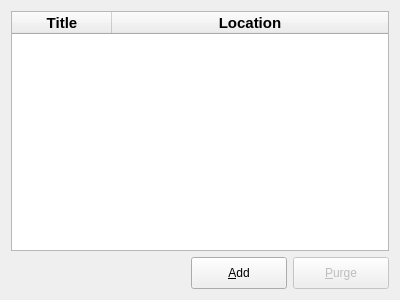
Project-LemonLime/Project_LemonLime, file forms_unix/opencontestwidget.ui: the form before one commit.
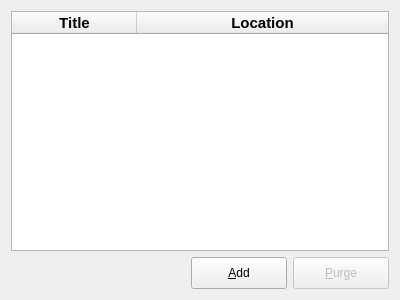
The form after the commit. Icons and pictures are not drawn.

Diff of the .ui file:
```diff
--- a/forms_unix/opencontestwidget.ui
+++ b/forms_unix/opencontestwidget.ui
@@ -21,6 +21,9 @@
        <property name="styleSheet">
         <string notr="true">font-size: 11pt;</string>
        </property>
+       <property name="sizeAdjustPolicy">
+        <enum>QAbstractScrollArea::AdjustToContents</enum>
+       </property>
        <property name="editTriggers">
         <set>QAbstractItemView::NoEditTriggers</set>
        </property>
@@ -30,11 +33,17 @@
        <property name="selectionBehavior">
         <enum>QAbstractItemView::SelectRows</enum>
        </property>
+       <property name="textElideMode">
+        <enum>Qt::ElideLeft</enum>
+       </property>
+       <attribute name="horizontalHeaderDefaultSectionSize">
+        <number>125</number>
+       </attribute>
        <attribute name="horizontalHeaderHighlightSections">
         <bool>false</bool>
        </attribute>
        <attribute name="horizontalHeaderMinimumSectionSize">
-        <number>80</number>
+        <number>100</number>
        </attribute>
        <attribute name="horizontalHeaderStretchLastSection">
         <bool>true</bool>
@@ -48,6 +57,9 @@
        <attribute name="verticalHeaderMinimumSectionSize">
         <number>25</number>
        </attribute>
+       <attribute name="verticalHeaderShowSortIndicator" stdset="0">
+        <bool>true</bool>
+       </attribute>
        <column>
         <property name="text">
          <string>Title</string>
```
